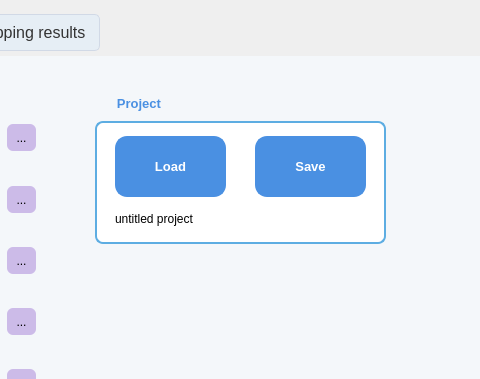
Before: the Qt Designer form src/neuropilot/controller/gui/pipeline_control.ui in TMS-NeuroPilot/tms-neuropilot, drawn with Qt 5; both pictures show x 664 to 1144 and y 0 to 379 of the 1244 by 894 pixel window.
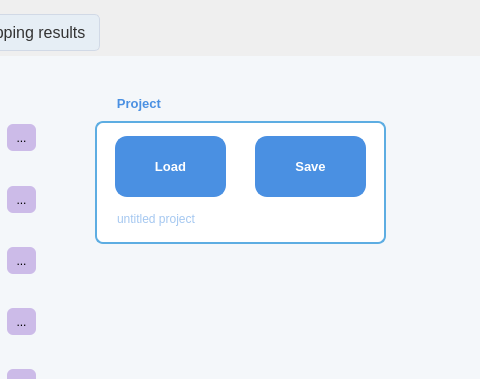
After: the same form once the commit is applied. The open tabs and pages were chosen to show the change. Icons and pictures are not drawn. Custom widgets are drawn as their Qt base class.

Commit message:
Make the project name editable and store it in the project file
The project name under Load/Save is now a borderless line edit
('untitled project' placeholder when untitled). The typed name is part
of the project state: it is written into the project yaml on Save
(empty field adopts the file name), read back on Load (stored name
wins, file name as fallback), and persisted through the session cache.
Typing a name marks the project dirty (bold); the Save dialog
pre-fills the file name from the typed name.

```diff
--- a/src/neuropilot/controller/gui/pipeline_control.ui
+++ b/src/neuropilot/controller/gui/pipeline_control.ui
@@ -842,7 +842,7 @@
           <property name="alignment">
            <set>Qt::AlignCenter</set>
           </property>
-          <widget class="QLabel" name="project_file_label">
+          <widget class="QLineEdit" name="project_name_edit">
            <property name="geometry">
             <rect>
              <x>20</x>
@@ -851,10 +851,17 @@
              <height>30</height>
             </rect>
            </property>
+           <property name="styleSheet">
+            <string notr="true">QLineEdit {
+    background: transparent;
+    border: none;
+    color: #4A90E2;
+}</string>
+           </property>
            <property name="toolTip">
             <string>Save the project to name it</string>
            </property>
-           <property name="text">
+           <property name="placeholderText">
             <string>untitled project</string>
            </property>
           </widget>
```
Left out of the diff: 2 changed lines with no effect on the pictures. The commit also changes 1 other file.
